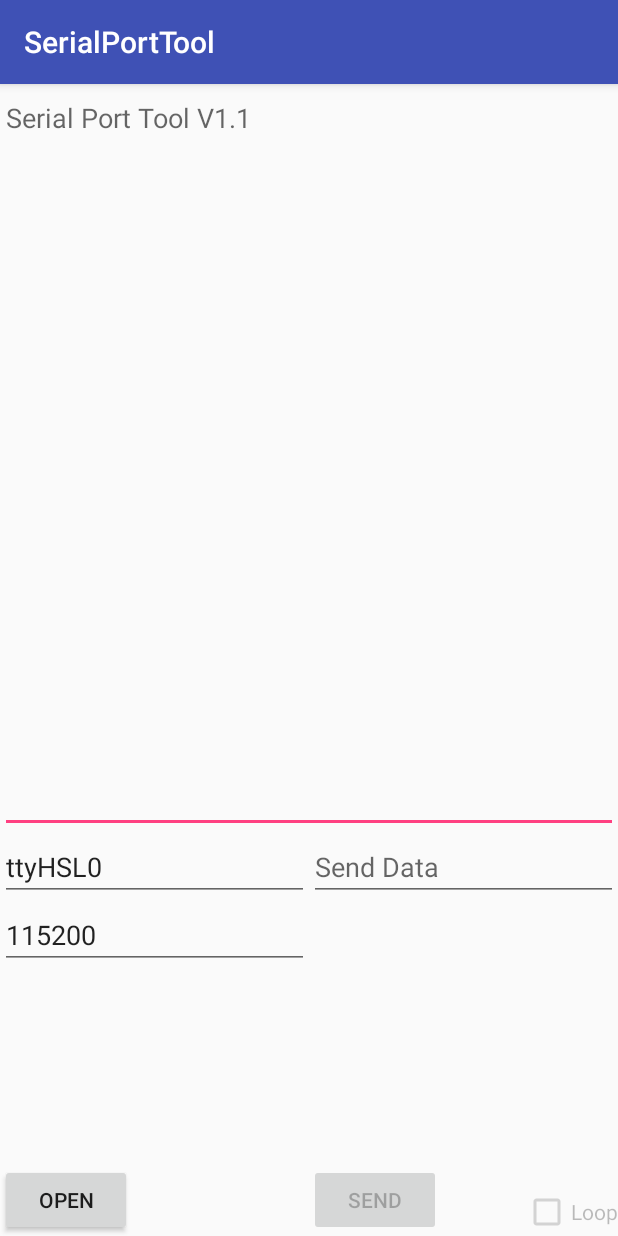
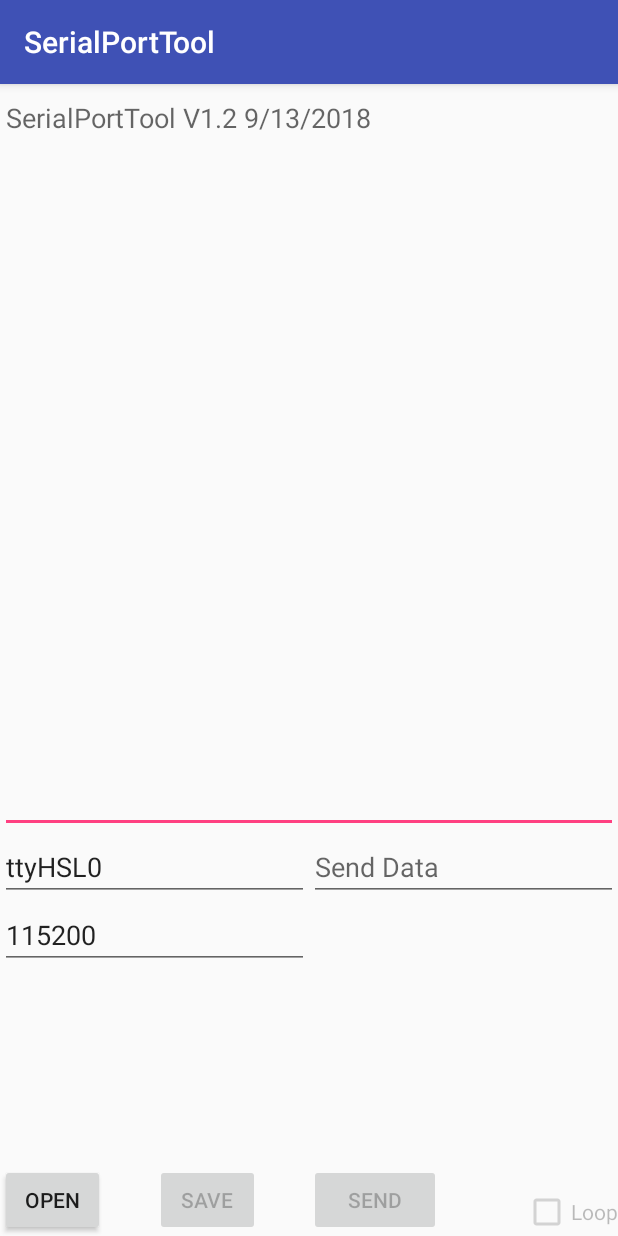
Before and after one commit to Swordliu0610/SerialPortTool, an Android app: the screen it shows after launch (MainActivity), on a phone screen of 412 x 824 dp. Run offline under Robolectric (Android 15) with nearby library versions, the phone set to English and light mode, and no system bars.

Commit message:
Add save function.

```diff
--- a/app/src/main/AndroidManifest.xml
+++ b/app/src/main/AndroidManifest.xml
@@ -2,6 +2,8 @@
 <manifest xmlns:android="http://schemas.android.com/apk/res/android"
     package="com.unistrong.system.serialporttool">
 
+    <uses-permission android:name="android.permission.WRITE_EXTERNAL_STORAGE"/>
+    <uses-permission android:name="android.permission.READ_EXTERNAL_STORAGE"/>
     <application
         android:allowBackup="true"
         android:icon="@mipmap/ic_launcher"
@@ -17,5 +19,4 @@
             </intent-filter>
         </activity>
     </application>
-
 </manifest>
--- a/app/src/main/res/layout/activity_main.xml
+++ b/app/src/main/res/layout/activity_main.xml
@@ -20,12 +20,20 @@
 
     <Button
         android:id="@+id/OpenButton"
-        android:layout_width="wrap_content"
+        android:layout_width="70dp"
         android:layout_height="wrap_content"
         android:text="@string/text_of_open_button"
         app:layout_constraintBottom_toBottomOf="parent"
         app:layout_constraintStart_toStartOf="parent" />
 
+    <Button
+        android:id="@+id/SaveButton"
+        android:layout_width="70dp"
+        android:layout_height="wrap_content"
+        android:text="@string/text_save_of_save_button"
+        app:layout_constraintStart_toEndOf="@id/OpenButton"
+        app:layout_constraintBottom_toBottomOf="parent"
+        app:layout_constraintEnd_toEndOf="@+id/guideline2"/>
     <EditText
         android:id="@+id/SerialPort"
         android:layout_width="0dp"
--- a/app/src/main/res/values/strings.xml
+++ b/app/src/main/res/values/strings.xml
@@ -1,7 +1,7 @@
 <resources>
     <string name="app_name">SerialPortTool</string>
     <string name="text_of_open_button">Open</string>
-    <string name="hint_text_of_output_box">Serial Port Tool V1.1</string>
+    <string name="hint_text_of_output_box">SerialPortTool V1.2   9/13/2018</string>
     <string name="text_of_send_button">Send</string>
     <string name="text_of_loop_checkbox">Loop</string>
     <string name="text_of_close_button">Close</string>
@@ -16,4 +16,8 @@
     <string name="title_of_waring_3">Warning</string>
     <string name="message_of_waring_3">Open Serial Port failed.</string>
     <string name="ok_of_waring">OK</string>
+    <string name="text_save_of_save_button">Save</string>
+    <string name="text_stop_of_save_button">Stop</string>
+    <string name="title_of_waring_4">Warning</string>
+    <string name="message_of_waring_4">Request file write permission failed.</string>
 </resources>
```
Also changed, not shown: app/src/main/java/com/unistrong/system/serialporttool/MainActivity.java (+97 -5 lines), 1 other file.
